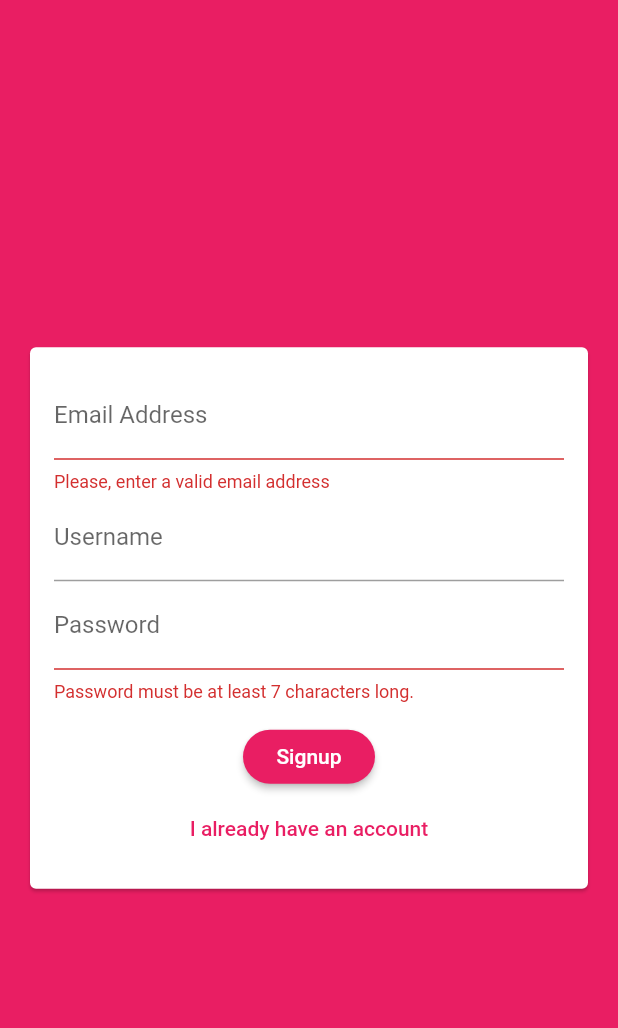
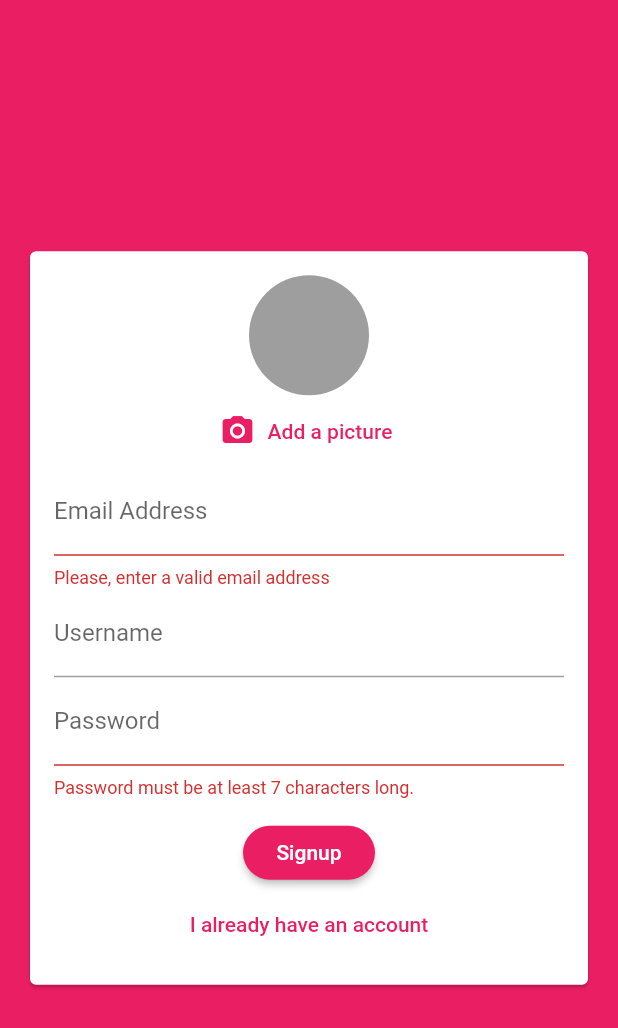
Before and after one commit to igorvidottof/flutter-firebase-chat, a Flutter app: the screen it shows after launch, after a tap on "Login", after a tap on "Create a new account", on a phone screen of 412 x 824 dp. Shown: the top 1028 px of the screen. Run offline on Flutter 3.47's test engine with Material 2 defaults, Android fonts, the phone set to English and light mode, and no system bars; our stand-ins replace cloud_firestore, firebase_auth, image_picker; accounts and stored records are empty.

Commit message:
lessons 332, 333 - ImagePicker: Latest Version, Adding an Image Picker

```diff
--- a/lib/widgets/auth/auth_form.dart
+++ b/lib/widgets/auth/auth_form.dart
@@ -1,3 +1,4 @@
+import 'package:firebase_module/widgets/pickers/user_image_picker.dart';
 import 'package:flutter/material.dart';
 
 class AuthForm extends StatefulWidget {
@@ -52,8 +53,8 @@ class _AuthFormState extends State<AuthForm> {
             child: Form(
               key: _formKey,
               child: Column(
-                // mainAxisSize: MainAxisSize.min,
                 children: [
+                  if (!_isLogin) UserImagePicker(),
                   TextFormField(
                     key: ValueKey('email'),
                     validator: (value) {
--- /dev/null
+++ b/lib/widgets/pickers/user_image_picker.dart
@@ -0,0 +1,41 @@
+import 'dart:io';
+
+import 'package:flutter/material.dart';
+import 'package:image_picker/image_picker.dart';
+
+class UserImagePicker extends StatefulWidget {
+  @override
+  _UserImagePickerState createState() => _UserImagePickerState();
+}
+
+class _UserImagePickerState extends State<UserImagePicker> {
+  File _pickedImage;
+
+  void _pickImage() async {
+    final picker = ImagePicker();
+    final pickedImageTemp = await picker.getImage(source: ImageSource.camera);
+    setState(() {
+      _pickedImage = File(pickedImageTemp.path); // REQUIRES DART:IO
+    });
+  }
+
+  @override
+  Widget build(BuildContext context) {
+    return Column(
+      children: [
+        CircleAvatar(
+          radius: 40,
+          backgroundColor: Colors.grey,
+          backgroundImage:
+              _pickedImage != null ? FileImage(_pickedImage) : null,
+        ),
+        FlatButton.icon(
+          textColor: Theme.of(context).primaryColor,
+          onPressed: _pickImage,
+          icon: Icon(Icons.camera_alt),
+          label: Text('Add a picture'),
+        ),
+      ],
+    );
+  }
+}
--- a/pubspec.yaml
+++ b/pubspec.yaml
@@ -30,6 +30,7 @@ dependencies:
   cupertino_icons: ^0.1.3
   cloud_firestore: 0.13.5
   firebase_auth: 0.16.1
+  image_picker: ^0.6.7+12
 
 dev_dependencies:
   flutter_test:
```
Also changed, not shown: pubspec.lock, 1 other file.
